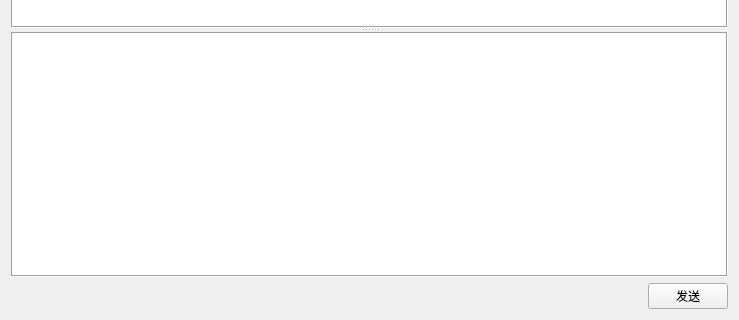
Qt form resource/ui/socket_form.ui (uname/PySockDebuger) before a commit; both pictures show x 0 to 739 and y 229 to 549 of the 739 by 549 pixel window.
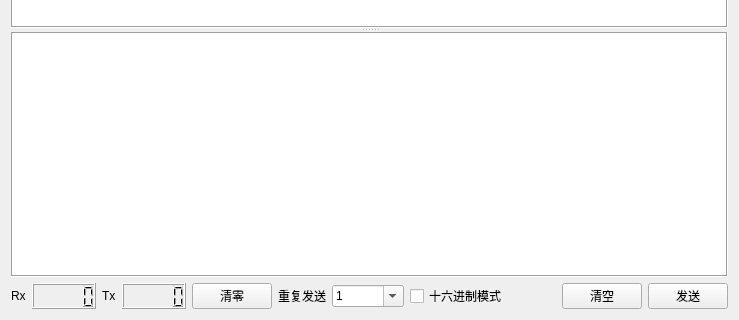
The same form after that commit.

The edit to the form file:
```diff
--- a/resource/ui/socket_form.ui
+++ b/resource/ui/socket_form.ui
@@ -33,6 +33,96 @@
    </item>
    <item row="1" column="0">
     <layout class="QHBoxLayout" name="horizontalLayout">
+     <item>
+      <widget class="QLabel" name="label">
+       <property name="text">
+        <string>Rx</string>
+       </property>
+      </widget>
+     </item>
+     <item>
+      <widget class="QLCDNumber" name="rxLcdNumber"/>
+     </item>
+     <item>
+      <widget class="QLabel" name="label_2">
+       <property name="text">
+        <string>Tx</string>
+       </property>
+      </widget>
+     </item>
+     <item>
+      <widget class="QLCDNumber" name="txLcdNumber"/>
+     </item>
+     <item>
+      <widget class="QPushButton" name="resetBytesBtn">
+       <property name="text">
+        <string>清零</string>
+       </property>
+      </widget>
+     </item>
+     <item>
+      <widget class="QLabel" name="label_3">
+       <property name="maximumSize">
+        <size>
+         <width>54</width>
+         <height>16777215</height>
+        </size>
+       </property>
+       <property name="text">
+        <string>重复发送</string>
+       </property>
+      </widget>
+     </item>
+     <item>
+      <widget class="QComboBox" name="repeatTimesCbx">
+       <property name="maximumSize">
+        <size>
+         <width>102</width>
+         <height>16777215</height>
+        </size>
+       </property>
+       <property name="editable">
+        <bool>true</bool>
+       </property>
+       <item>
+        <property name="text">
+         <string>1</string>
+        </property>
+       </item>
+       <item>
+        <property name="text">
+         <string>10</string>
+        </property>
+       </item>
+       <item>
+        <property name="text">
+         <string>100</string>
+        </property>
+       </item>
+       <item>
+        <property name="text">
+         <string>1000</string>
+        </property>
+       </item>
+       <item>
+        <property name="text">
+         <string>10000</string>
+        </property>
+       </item>
+       <item>
+        <property name="text">
+         <string>100000</string>
+        </property>
+       </item>
+      </widget>
+     </item>
+     <item>
+      <widget class="QCheckBox" name="hexModeCkb">
+       <property name="text">
+        <string>十六进制模式</string>
+       </property>
+      </widget>
+     </item>
      <item>
       <spacer name="horizontalSpacer">
        <property name="orientation">
@@ -46,6 +136,13 @@
        </property>
       </spacer>
      </item>
+     <item>
+      <widget class="QPushButton" name="pushButton">
+       <property name="text">
+        <string>清空</string>
+       </property>
+      </widget>
+     </item>
      <item>
       <widget class="QPushButton" name="sendBtn">
        <property name="text">
```
